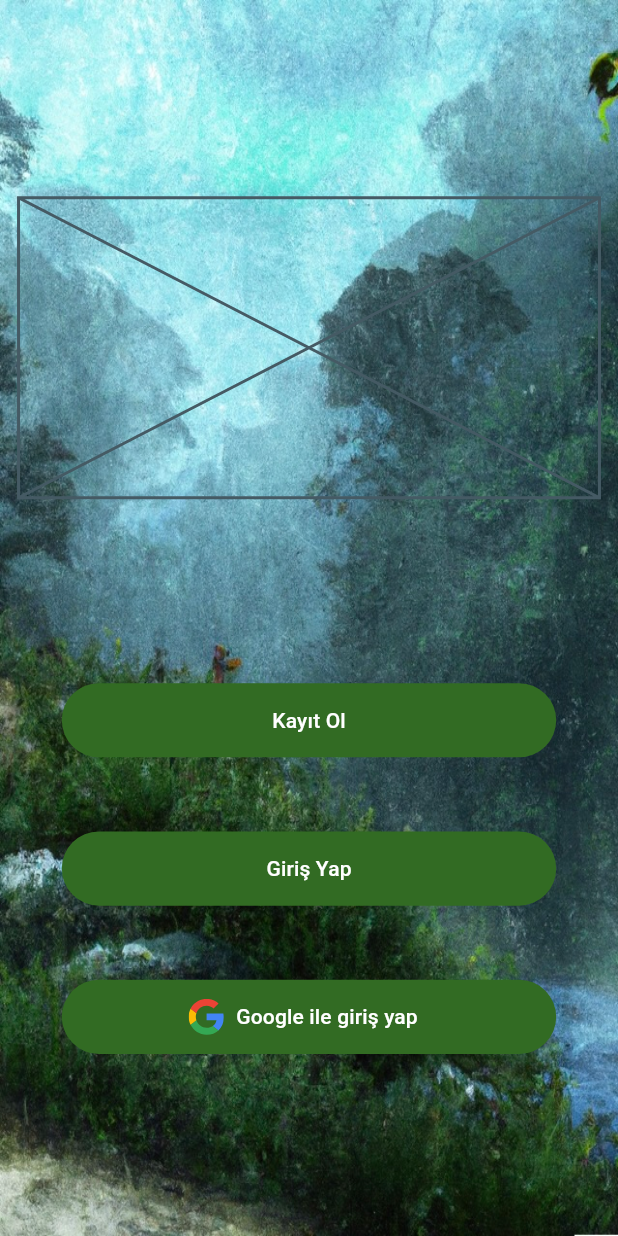
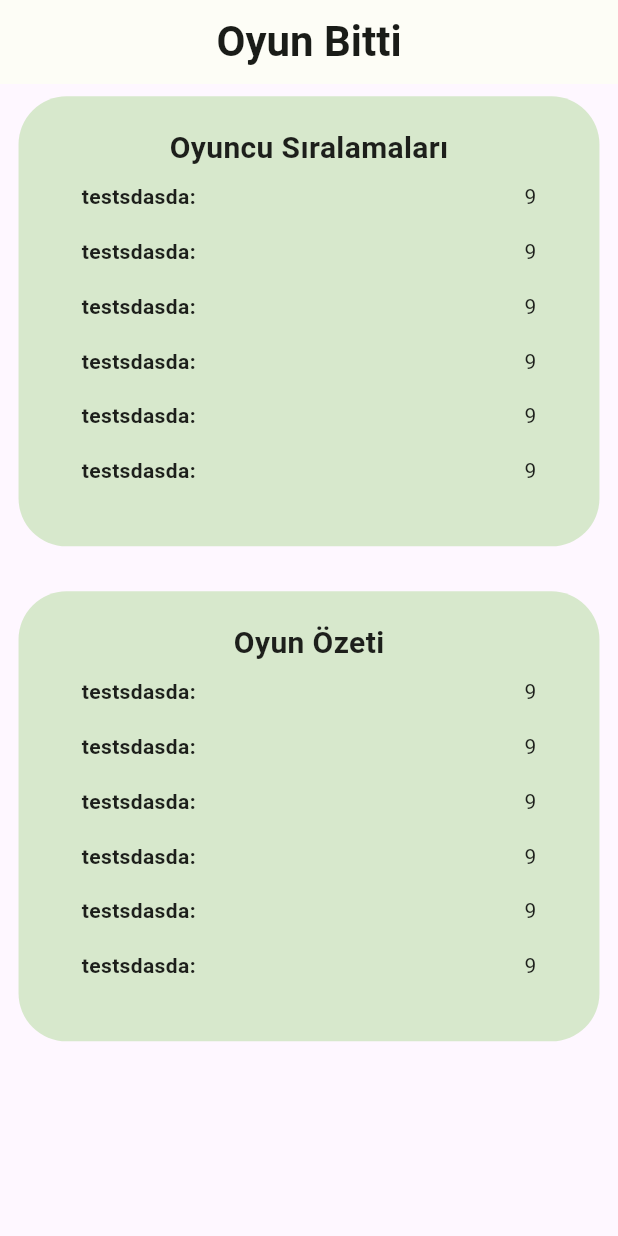
Before and after one commit to mhakkaynak/orienteering, a Flutter app: the screen it shows after launch, on a phone screen of 412 x 824 dp. Run offline on Flutter 3.47's test engine with Material 2 defaults, Android fonts, the phone set to English and light mode, and no system bars; our stand-ins replace cloud_firestore, file_picker, firebase_auth, firebase_core, firebase_storage, flutter_svg and 8 more; missing offline and left inert: qr_code_scanner; accounts and stored records are empty.

Commit message:
indoor part is finished

```diff
--- a/lib/core/constants/app/app_constant.dart
+++ b/lib/core/constants/app/app_constant.dart
@@ -1,5 +1,6 @@
 mixin AppConstant {
   static const authBacground = 'assets/images/auth_background.jpeg';
+  static const orienteeringImage = 'assets/images/orienteering_image.jpg';
   static const errorIcon = 'assets/svg/error.svg';
   static const googleIcon = 'assets/svg/google.svg';
 }
--- a/lib/core/constants/navigation/navigation_constant.dart
+++ b/lib/core/constants/navigation/navigation_constant.dart
@@ -1,14 +1,16 @@
 // The paths of the pages are set here
 mixin NavigationConstant {
-  static const auth = '/';
+  static const auth = '/auth';
   static const error = '/error';
   static const eventList = '/eventList';
+  static const gameStatistics = '/';
   static const home = '/home';
   static const indoorCreateGame = '/indoorCreateGame';
   static const indoorGame = '/indoorGame';
   static const indoorGameDetail = '/indoorGameDetail';
   static const login = '/login';
   static const organizerPanel = '/organizerPanel';
+  static const orienteeringExplanation = '/orienteeringExplantion';
   static const outdoorMapPage = '/outdoorCreateGame';
   static const qrCreate = '/qrCreate';
   static const qrList = '/qrList';
--- a/lib/core/init/navigation/navigation_route_manager.dart
+++ b/lib/core/init/navigation/navigation_route_manager.dart
@@ -1,19 +1,21 @@
 import 'package:flutter/material.dart';
-import 'package:orienteering/pages/game/indoor/game/indoor_game_page.dart';
-import 'package:orienteering/pages/game/organizer_panel_page.dart';
+
 import '../../../pages/auth/auth_page.dart';
+import '../../../pages/auth/login_page.dart';
+import '../../../pages/auth/register_page.dart';
 import '../../../pages/error/error_page.dart';
+import '../../../pages/game/game_statistics_page.dart';
 import '../../../pages/game/indoor/create_game/indoor_create_game_page.dart';
 import '../../../pages/game/indoor/create_game/qr_create_page.dart';
 import '../../../pages/game/indoor/create_game/qr_list_page.dart';
 import '../../../pages/game/indoor/game/indoor_game_detail_page.dart';
+import '../../../pages/game/indoor/game/indoor_game_page.dart';
+import '../../../pages/game/organizer_panel_page.dart';
 import '../../../pages/game/outdoor/out_map_page.dart';
 import '../../../pages/home/home_page.dart';
 import '../../../pages/home/subpages/event_list_subpage.dart';
+import '../../../pages/home/subpages/orienteering_explanation_subpage.dart';
 import '../../../pages/user/user_edit_page.dart';
-
-import '../../../pages/auth/login_page.dart';
-import '../../../pages/auth/register_page.dart';
 import '../../constants/navigation/navigation_constant.dart';
 
 class NavigationRouteManager {
@@ -43,9 +45,9 @@ class NavigationRouteManager {
       case NavigationConstant.eventList:
         return _navigationToDefault(const EventListSubpage(), args);
       case NavigationConstant.indoorCreateGame:
-        return _navigationToDefault(IndoorCraeteGame(), args);
+        return _navigationToDefault(const IndoorCraeteGame(), args);
       case NavigationConstant.outdoorMapPage:
-        return _navigationToDefault(OutMapPage(), args);
+        return _navigationToDefault(const OutMapPage(), args);
       case NavigationConstant.qrList:
         return _navigationToDefault(const QrListPage(), args);
       case NavigationConstant.qrCreate:
@@ -56,6 +58,10 @@ class NavigationRouteManager {
         return _navigationToDefault(const OrganizerPanelPage(), args);
       case NavigationConstant.indoorGame:
         return _navigationToDefault(const IndoorGamePage(), args);
+      case NavigationConstant.orienteeringExplanation:
+        return _navigationToDefault(const OrienteeringExplanationSubPage(), args);
+      case NavigationConstant.gameStatistics:
+        return _navigationToDefault(const GameStatisticsPage(), args);
       default:
         return _navigationToDefault(const ErrorPage(), args);
     }
--- a/lib/core/init/theme/custom_theme_data.dart
+++ b/lib/core/init/theme/custom_theme_data.dart
@@ -37,7 +37,7 @@ class CustomThemeData {
   }
 
   ThemeData get theme => ThemeData.light(useMaterial3: true).copyWith(
-    appBarTheme: AppBarTheme(scrolledUnderElevation: 0.0, elevation:  0.0),
+    appBarTheme: const AppBarTheme(scrolledUnderElevation: 0.0, elevation:  0.0),
         primaryColor: const Color(0xFF326b23),
         colorScheme: _colorScheme,
         textTheme: ThemeData.light().textTheme.copyWith(
--- a/lib/model/game/base_game_model.dart
+++ b/lib/model/game/base_game_model.dart
@@ -18,6 +18,7 @@ class BaseGameModel extends BaseModel {
   List<String>? participantsUid;
   String? rules;
   String? title;
+  String? location;
 
   @override
   fromJson(json) {
--- a/lib/model/game/indoor_game_model.dart
+++ b/lib/model/game/indoor_game_model.dart
@@ -3,7 +3,7 @@ import 'base_game_model.dart';
 class IndoorGameModel extends BaseGameModel {
   IndoorGameModel({
     this.qrList,
-    this.location,
+    String? location,
     required String date,
     required String description,
     String? organizerUid,
@@ -32,7 +32,6 @@ class IndoorGameModel extends BaseGameModel {
 
   IndoorGameModel.empty();
 
-  String? location;
   Map<String, String>? qrList;
 
   @override
--- a/lib/pages/game/game_create_home_page.dart
+++ b/lib/pages/game/game_create_home_page.dart
@@ -15,12 +15,12 @@ class GameCreateHomePage extends StatelessWidget {
           mainAxisAlignment: MainAxisAlignment.center,
           children: [
             Text('Oluşturacağınız Oyun Tipini Seçiniz', style: context.textTheme.titleSmall),
-            SizedBox(height: 80),
+            const SizedBox(height: 80),
             Row(
               mainAxisAlignment: MainAxisAlignment.spaceAround,
               children: [
                 _buildContainer(context, 'Indoor', NavigationConstant.indoorCreateGame),
-                SizedBox(
+                const SizedBox(
                   width: 10,
                 ),
                 _buildContainer(context, 'Outdoor', NavigationConstant.outdoorMapPage),
--- /dev/null
+++ b/lib/pages/game/game_statistics_page.dart
@@ -0,0 +1,86 @@
+import 'package:flutter/material.dart';
+import 'package:orienteering/core/extensions/context_extension.dart';
+
+class GameStatisticsPage extends StatefulWidget {
+  const GameStatisticsPage({super.key});
+
+  @override
+  State<GameStatisticsPage> createState() => _GameStatisticsPageState();
+}
+
+class _GameStatisticsPageState extends State<GameStatisticsPage> {
+  String _gameTitle = '';
+  @override
+  void initState() {
+    /*var data = ModalRoute.of(context)?.settings.arguments;
+    setState(() {
+      _gameTitle = data.toString();
+    }); */
+    // TODO: aç
+    super.initState();
+  }
+
+  @override
+  Widget build(BuildContext context) {
+    return Scaffold(
+      appBar: AppBar(
+        title: Text('Oyun Bitti'),
+        centerTitle: true,
+      ),
+      body: SingleChildScrollView(
+        child: Padding(
+          padding: context.paddingLowSymmetric,
+          child: Column(
+            children: [
+              _buildContainer('Oyuncu Sıralamaları'),
+              const SizedBox(height: 30),
+              _buildContainer('Oyun Özeti'),
+            ],
+          ),
+        ),
+      ),
+    );
+  }
+
+  Container _buildContainer(String title) {
+    return Container(
+      height: 300,
+      width: double.infinity,
+      decoration: BoxDecoration(
+        color: context.colors.secondaryContainer,
+        borderRadius: BorderRadius.circular(32),
+      ),
+      child: Padding(
+        padding: context.paddingNormalSymmetric,
+        child: Column(
+          children: [
+            Text(
+              title,
+              style: const TextStyle(fontSize: 20, fontWeight: FontWeight.bold),
+            ),
+            Expanded(
+              child: ListView.builder(
+                itemCount: 10,
+                itemBuilder: (BuildContext context, int index) {
+                  return Padding(
+                    padding: context.paddingLowSymmetric,
+                    child: Row(
+                      children: [
+                        Text(
+                          'testsdasda:',
+                          style: TextStyle(fontWeight: FontWeight.w600),
+                        ),
+                        Spacer(),
+                        Text('9'),
+                      ],
+                    ),
+                  );
+                },
+              ),
+            ),
+          ],
+        ),
+      ),
+    );
+  }
+}
--- a/lib/pages/game/indoor/create_game/qr_create_page.dart
+++ b/lib/pages/game/indoor/create_game/qr_create_page.dart
@@ -81,7 +81,7 @@ class _QrCratePageState extends State<QrCratePage> {
             ),
             Text(
               _qrNameTextController.text,
-              style: TextStyle(color: Colors.white),
+              style: const TextStyle(color: Colors.white),
             ),
           ],
         ),
--- a/lib/pages/game/organizer_panel_page.dart
+++ b/lib/pages/game/organizer_panel_page.dart
@@ -137,7 +137,6 @@ class _OrganizerPanelPageState extends State<OrganizerPanelPage> {
       List<GameStatisticsModel> gameStatisticsList) {
     List<TableRow> list = [];
     list.add(_buildTableRow(['Kullanıcı Adı', 'Puan'], index: 0));
-
     for (var model in gameStatisticsList) {
       int puan = 0;
       if (model.totalMark != null) {
--- a/lib/service/game/indoor/indoor_game_service.dart
+++ b/lib/service/game/indoor/indoor_game_service.dart
@@ -1,3 +1,5 @@
+import 'package:orienteering/model/game/base_game_model.dart';
+
 import '../../../core/init/firebase/firebase_stroge_manager.dart';
 import '../../../core/init/firebase/firestore_manager.dart';
 import '../../../core/init/navigation/navigation_manager.dart';
@@ -35,7 +37,7 @@ class IndoorGameService {
     return null;
   }
 
-  Future<List<IndoorGameModel>> getAllGames() async {
+  Future<List<BaseGameModel>> getAllGames() async {
     List<IndoorGameModel> games = [];
     try {
       var data = await _indoorGameFirestoreManager.getAll(
--- a/lib/widgets/app_bars/custom_search_bar.dart
+++ b/lib/widgets/app_bars/custom_search_bar.dart
@@ -38,7 +38,7 @@ class CustomSearchBar extends Align {
                     ),
                     Padding(
                       padding:
-                          EdgeInsets.only(left: context.customWidthValue(0.57)),
+                          EdgeInsets.only(left: context.customWidthValue(0.60)),
                       child: rightWidget,
                     ),
                   ],
--- a/lib/widgets/navigation_bar/custom_navigation_bar.dart
+++ b/lib/widgets/navigation_bar/custom_navigation_bar.dart
@@ -14,7 +14,7 @@ class CustomBottomNavigationBar extends Padding {
                 horizontal: context.lowWidthValue / 2,
                 vertical: context.lowHeightValue / 2),
             child: GNav(
-              tabBackgroundColor: context.theme!.colorScheme.surfaceVariant,
+              tabBackgroundColor: context.theme.colorScheme.surfaceVariant,
               padding: context.paddingLowSymmetric,
               onTabChange: onTabChange,
               tabs: const [
--- a/lib/widgets/text_form_field/search_text_form_field.dart
+++ b/lib/widgets/text_form_field/search_text_form_field.dart
@@ -3,11 +3,13 @@ import 'package:flutter/material.dart';
 class SearchTextFormField extends TextFormField {
   SearchTextFormField(
       {Key? key,
+      required Function(String) onChanged,
       required TextEditingController controller,
       required VoidCallback cancelPressed})
       : super(
           key: key,
           controller: controller,
+          onChanged: onChanged,
           decoration: InputDecoration(
             filled: false,
             hintText: 'Ara',
```
Also changed, not shown: lib/pages/game/indoor/game/indoor_game_page.dart (+19 -9 lines), lib/pages/home/subpages/event_list_subpage.dart (+74 -22 lines), lib/pages/home/subpages/home_subpage.dart (+48 -6 lines), lib/pages/home/subpages/orienteering_explanation_subpage.dart (added, +23 -0 lines), lib/widgets/containers/game_container.dart (+7 -4 lines), assets/images/orienteering_image.jpg (added).
